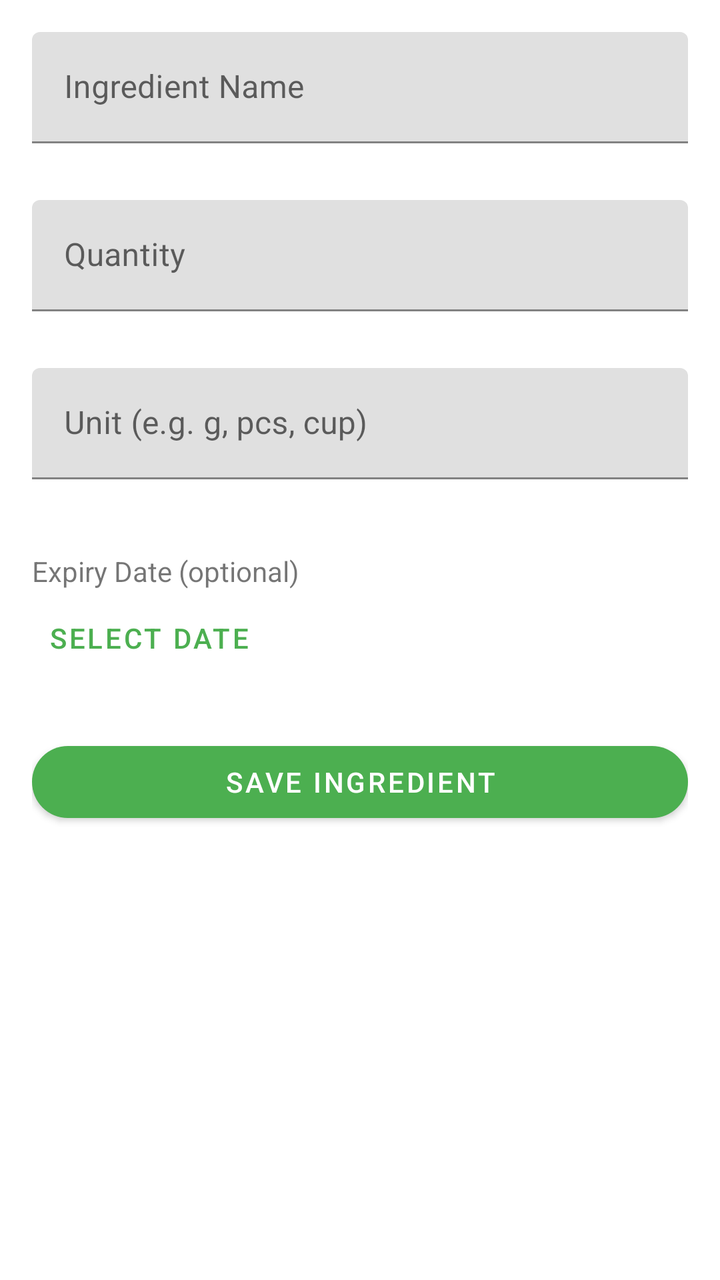
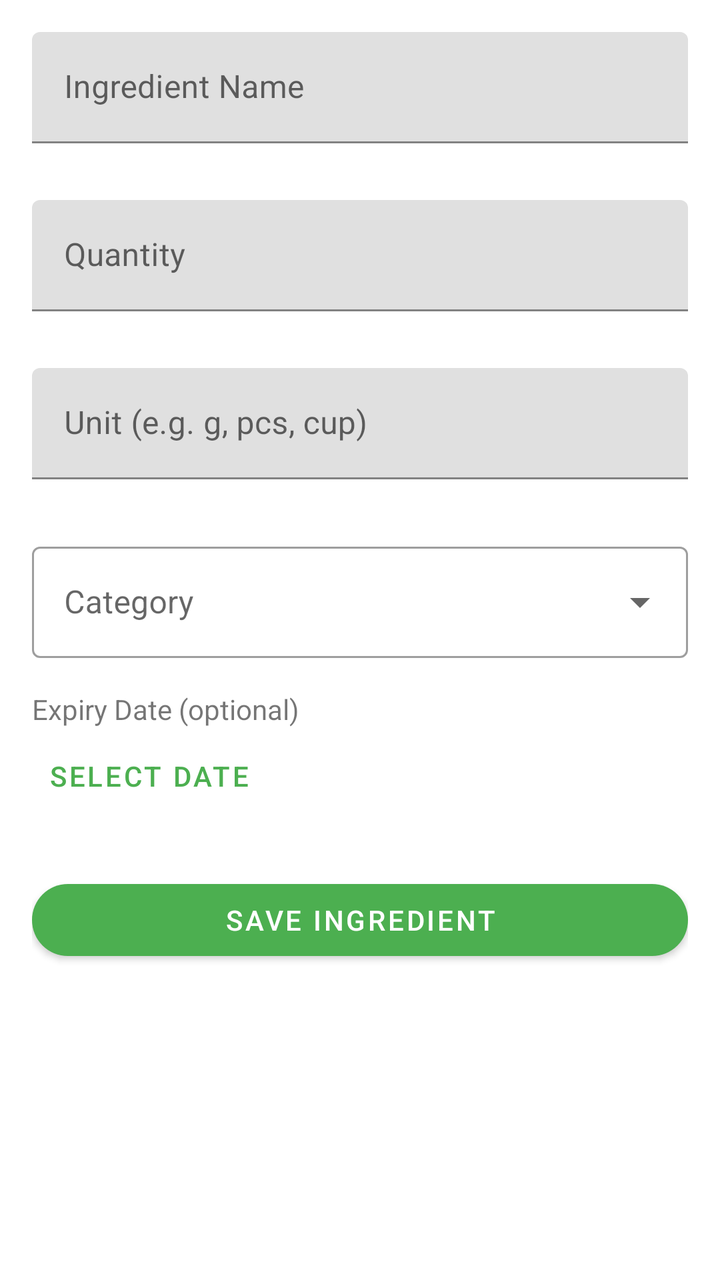

An Android layout rendered at two revisions. The XML below is the earlier revision; the diff shows what the commit changed to produce the second picture.
<!-- AndroidManifest.xml: application theme Theme.SmartPantryManager -->
<!-- res/layout/activity_add_edit_ingredient.xml -->
<?xml version="1.0" encoding="utf-8"?>
<ScrollView xmlns:android="http://schemas.android.com/apk/res/android"
    xmlns:app="http://schemas.android.com/apk/res-auto"
    android:layout_width="match_parent"
    android:layout_height="match_parent">

    <LinearLayout
        android:layout_width="match_parent"
        android:layout_height="wrap_content"
        android:orientation="vertical"
        android:padding="16dp">

        <com.google.android.material.textfield.TextInputLayout
            android:id="@+id/layout_name"
            android:layout_width="match_parent"
            android:layout_height="wrap_content"
            android:hint="Ingredient Name"
            app:errorEnabled="true">
            <com.google.android.material.textfield.TextInputEditText
                android:id="@+id/edit_text_name"
                android:layout_width="match_parent"
                android:layout_height="wrap_content"
                android:inputType="text" />
        </com.google.android.material.textfield.TextInputLayout>

        <com.google.android.material.textfield.TextInputLayout
            android:id="@+id/layout_quantity"
            android:layout_width="match_parent"
            android:layout_height="wrap_content"
            android:layout_marginTop="8dp"
            android:hint="Quantity"
            app:errorEnabled="true">
            <com.google.android.material.textfield.TextInputEditText
                android:id="@+id/edit_text_quantity"
                android:layout_width="match_parent"
                android:layout_height="wrap_content"
                android:inputType="numberDecimal" />
        </com.google.android.material.textfield.TextInputLayout>

        <com.google.android.material.textfield.TextInputLayout
            android:id="@+id/layout_unit"
            android:layout_width="match_parent"
            android:layout_height="wrap_content"
            android:layout_marginTop="8dp"
            android:hint="Unit (e.g. g, pcs, cup)"
            app:errorEnabled="true">
            <com.google.android.material.textfield.TextInputEditText
                android:id="@+id/edit_text_unit"
                android:layout_width="match_parent"
                android:layout_height="wrap_content"
                android:inputType="text" />
        </com.google.android.material.textfield.TextInputLayout>

        <TextView
            android:layout_width="match_parent"
            android:layout_height="wrap_content"
            android:layout_marginTop="16dp"
            android:text="Expiry Date (optional)" />

        <Button
            android:id="@+id/button_pick_date"
            style="@style/Widget.MaterialComponents.Button.TextButton"
            android:layout_width="wrap_content"
            android:layout_height="wrap_content"
            android:text="Select Date" />

        <Button
            android:id="@+id/button_save"
            android:layout_width="match_parent"
            android:layout_height="wrap_content"
            android:layout_marginTop="24dp"
            app:cornerRadius="28dp"
            android:text="Save Ingredient" />

    </LinearLayout>
</ScrollView>
<!-- resources referenced by this layout -->
<resources>
  <style name="Theme.SmartPantryManager" parent="Theme.MaterialComponents.DayNight.DarkActionBar">
          
          <item name="colorPrimary">@color/green_500</item>
          <item name="colorPrimaryVariant">@color/green_700</item>
          <item name="colorOnPrimary">@color/white</item>
          
          <item name="colorSecondary">@color/green_accent_200</item>
          <item name="colorSecondaryVariant">@color/green_accent_700</item>
          <item name="colorOnSecondary">@color/black</item>
          
          <item name="android:statusBarColor">?attr/colorPrimaryVariant</item>
          
      </style>
  <color name="green_500">#4CAF50</color>
  <color name="green_700">#388E3C</color>
  <color name="white">#FFFFFFFF</color>
  <color name="green_accent_200">#C8E6C9</color>
  <color name="green_accent_700">#2E7D32</color>
  <color name="black">#FF000000</color>
</resources>

<!-- the commit's change to res/layout/activity_add_edit_ingredient.xml (unified diff, before → after) -->
@@ -51,6 +51,21 @@
                 android:inputType="text" />
         </com.google.android.material.textfield.TextInputLayout>
 
+        <com.google.android.material.textfield.TextInputLayout
+            android:id="@+id/layout_category"
+            style="@style/Widget.MaterialComponents.TextInputLayout.OutlinedBox.ExposedDropdownMenu"
+            android:layout_width="match_parent"
+            android:layout_height="wrap_content"
+            android:layout_marginTop="8dp"
+            android:hint="Category">
+
+            <AutoCompleteTextView
+                android:id="@+id/auto_complete_category"
+                android:layout_width="match_parent"
+                android:layout_height="wrap_content"
+                android:inputType="none" />
+        </com.google.android.material.textfield.TextInputLayout>
+
         <TextView
             android:layout_width="match_parent"
             android:layout_height="wrap_content"
